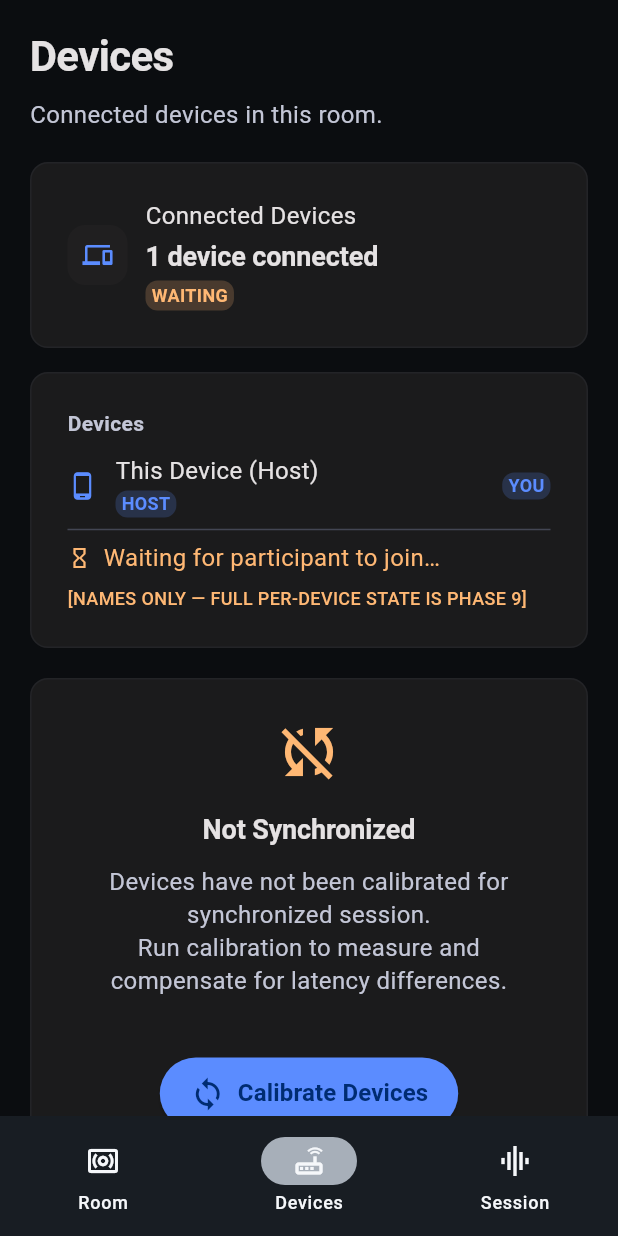
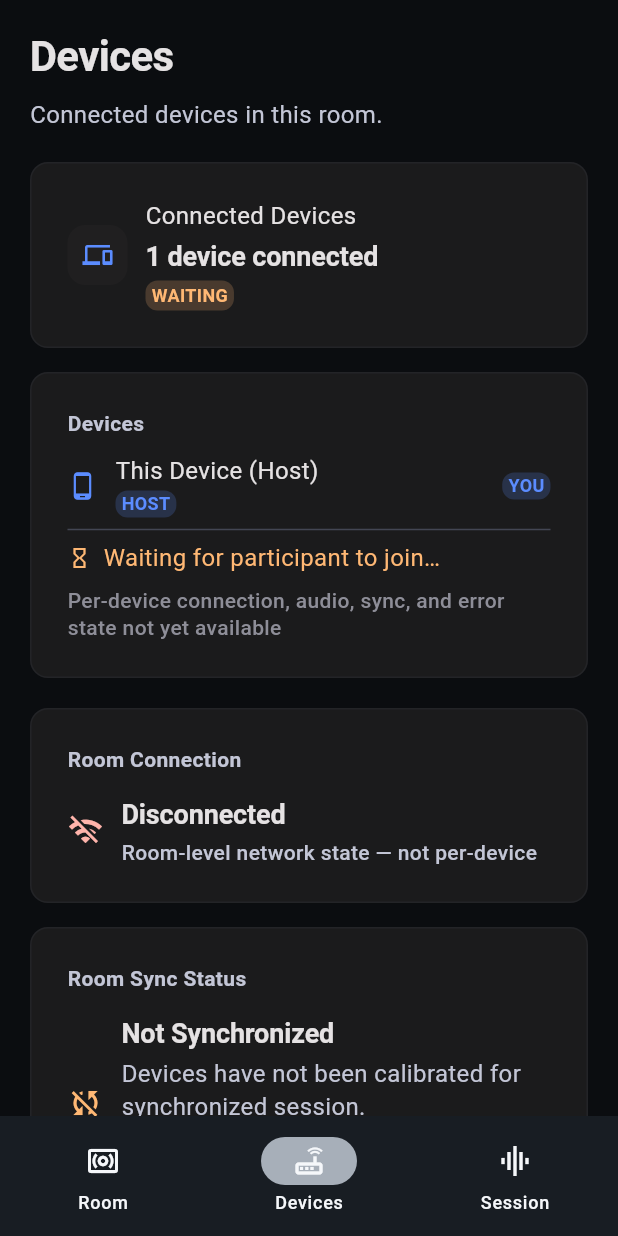
Before and after one commit to farazkayan/SoundMesh, a Flutter app: the RoomDevicesScreen screen opened by its route, on a phone screen of 412 x 824 dp. Run offline on Flutter 3.47's test engine with Material 3 defaults, Android fonts, the phone set to English and light mode, and no system bars; our stand-ins replace flutter_riverpod, qr_flutter; missing offline and left inert: mobile_scanner, purchases_flutter; Roboto replaces fonts that are missing (Geist).

Commit message:
Phase 9(MF)

```diff
--- a/app/analysis_options.yaml
+++ b/app/analysis_options.yaml
@@ -20,6 +20,7 @@ analyzer:
     - check_image.dart
     - check_legacy.dart
     - create_padded_icon.dart
+    - web/**
 
 linter:
   # The lint rules applied to this project can be customized in the
--- /dev/null
+++ b/app/lib/presentation/components/device_row.dart
@@ -0,0 +1,72 @@
+import 'package:flutter/material.dart';
+import 'package:soundmesh/core/design_system/index.dart';
+
+class DeviceRow extends StatelessWidget {
+  const DeviceRow({
+    super.key,
+    required this.name,
+    required this.role,
+    required this.roleColor,
+    required this.isCurrent,
+  });
+
+  final String name;
+  final String role;
+  final Color roleColor;
+  final bool isCurrent;
+
+  @override
+  Widget build(BuildContext context) {
+    return Row(
+      children: [
+        Icon(
+          isCurrent ? Icons.phone_android : Icons.phone_android_outlined,
+          size: 20,
+          color: isCurrent ? SMColors.soundmeshBlue : SMColors.secondaryText,
+        ),
+        SizedBox(width: SMSpacing.md),
+        Expanded(
+          child: Column(
+            crossAxisAlignment: CrossAxisAlignment.start,
+            children: [
+              Text(
+                name,
+                style: SMTypography.body.copyWith(color: SMColors.primaryText),
+              ),
+              SizedBox(height: 2),
+              Container(
+                padding: EdgeInsets.symmetric(horizontal: SMSpacing.xs, vertical: 1),
+                decoration: BoxDecoration(
+                  color: roleColor.withValues(alpha: 0.2),
+                  borderRadius: BorderRadius.circular(SMRadius.small),
+                ),
+                child: Text(
+                  role,
+                  style: SMTypography.metadata.copyWith(
+                    color: roleColor,
+                    fontWeight: FontWeight.w700,
+                  ),
+                ),
+              ),
+            ],
+          ),
+        ),
+        if (isCurrent)
+          Container(
+            padding: EdgeInsets.symmetric(horizontal: SMSpacing.xs, vertical: 1),
+            decoration: BoxDecoration(
+              color: SMColors.soundmeshBlue.withValues(alpha: 0.2),
+              borderRadius: BorderRadius.circular(SMRadius.small),
+            ),
+            child: Text(
+              'YOU',
+              style: SMTypography.metadata.copyWith(
+                color: SMColors.soundmeshBlue,
+                fontWeight: FontWeight.w700,
+              ),
+            ),
+          ),
+      ],
+    );
+  }
+}
--- a/app/lib/presentation/components/index.dart
+++ b/app/lib/presentation/components/index.dart
@@ -1,6 +1,7 @@
 export 'button.dart';
 export 'brand_logo.dart';
 export 'debug_state_controls.dart';
+export 'device_row.dart';
 export 'empty_state.dart';
 export 'icon_wrapper.dart';
 export 'loading_indicator.dart';
--- a/app/lib/presentation/screens/room_dashboard_screen.dart
+++ b/app/lib/presentation/screens/room_dashboard_screen.dart
@@ -4,10 +4,7 @@ import 'package:flutter_riverpod/flutter_riverpod.dart' hide StateProvider;
 import 'package:qr_flutter/qr_flutter.dart';
 import 'package:soundmesh/core/router/app_router.dart';
 import 'package:soundmesh/core/design_system/index.dart';
-import 'package:soundmesh/presentation/components/button.dart';
-import 'package:soundmesh/presentation/components/empty_state.dart';
-import 'package:soundmesh/presentation/components/loading_indicator.dart';
-import 'package:soundmesh/presentation/components/surface.dart';
+import 'package:soundmesh/presentation/components/index.dart';
 import 'package:soundmesh/presentation/state_compat.dart';
 import 'package:soundmesh/infrastructure/discovery/discovery_types.dart';
 import 'package:soundmesh/application/protocol.dart';
@@ -1096,7 +1093,7 @@ class RoomDashboardScreen extends ConsumerWidget {
             style: SMTypography.label.copyWith(color: SMColors.secondaryText),
           ),
           SizedBox(height: SMSpacing.md),
-          _DeviceRow(
+          DeviceRow(
             name: isHost ? 'This Device (Host)' : 'This Device (Participant)',
             role: isHost ? 'HOST' : 'PARTICIPANT',
             roleColor: isHost ? SMColors.soundmeshBlue : SMColors.secondaryText,
@@ -1104,7 +1101,7 @@ class RoomDashboardScreen extends ConsumerWidget {
           ),
           if (participantJoined) ...[
             Divider(color: SMColors.divider, height: SMSpacing.lg),
-            _DeviceRow(
+            DeviceRow(
               name: 'Participant',
               role: 'PARTICIPANT',
               roleColor: SMColors.secondaryText,
@@ -1129,8 +1126,8 @@ class RoomDashboardScreen extends ConsumerWidget {
           ],
           SizedBox(height: SMSpacing.sm),
           Text(
-            '[NAMES ONLY — FULL PER-DEVICE STATE IS PHASE 9]',
-            style: SMTypography.metadata.copyWith(color: SMColors.warning),
+            'Per-device connection, audio, sync, and error state not yet available',
+            style: SMTypography.caption.copyWith(color: SMColors.mutedText),
           ),
         ],
       ),
@@ -1352,72 +1349,3 @@ class RoomDashboardScreen extends ConsumerWidget {
     );
   }
 }
-
-class _DeviceRow extends StatelessWidget {
-  const _DeviceRow({
-    required this.name,
-    required this.role,
-    required this.roleColor,
-    required this.isCurrent,
-  });
-
-  final String name;
-  final String role;
-  final Color roleColor;
-  final bool isCurrent;
-
-  @override
-  Widget build(BuildContext context) {
-    return Row(
-      children: [
-        Icon(
-          isCurrent ? Icons.phone_android : Icons.phone_android_outlined,
-          size: 20,
-          color: isCurrent ? SMColors.soundmeshBlue : SMColors.secondaryText,
-        ),
-        SizedBox(width: SMSpacing.md),
-        Expanded(
-          child: Column(
-            crossAxisAlignment: CrossAxisAlignment.start,
-            children: [
-              Text(
-                name,
-                style: SMTypography.body.copyWith(color: SMColors.primaryText),
-              ),
-              SizedBox(height: 2),
-              Container(
-                padding: EdgeInsets.symmetric(horizontal: SMSpacing.xs, vertical: 1),
-                decoration: BoxDecoration(
-                  color: roleColor.withValues(alpha: 0.2),
-                  borderRadius: BorderRadius.circular(SMRadius.small),
-                ),
-                child: Text(
-                  role,
-                  style: SMTypography.metadata.copyWith(
-                    color: roleColor,
-                    fontWeight: FontWeight.w700,
-                  ),
-                ),
-              ),
-            ],
-          ),
-        ),
-        if (isCurrent)
-          Container(
-            padding: EdgeInsets.symmetric(horizontal: SMSpacing.xs, vertical: 1),
-            decoration: BoxDecoration(
-              color: SMColors.soundmeshBlue.withValues(alpha: 0.2),
-              borderRadius: BorderRadius.circular(SMRadius.small),
-            ),
-            child: Text(
-              'YOU',
-              style: SMTypography.metadata.copyWith(
-                color: SMColors.soundmeshBlue,
-                fontWeight: FontWeight.w700,
-              ),
-            ),
-          ),
-      ],
-    );
-  }
-}
--- a/app/lib/presentation/screens/room_devices_screen.dart
+++ b/app/lib/presentation/screens/room_devices_screen.dart
@@ -2,12 +2,10 @@ import 'package:flutter/material.dart';
 import 'package:flutter_riverpod/flutter_riverpod.dart' hide StateProvider;
 import 'package:soundmesh/core/design_system/index.dart';
 import 'package:soundmesh/core/router/app_router.dart';
-import 'package:soundmesh/presentation/components/button.dart';
-import 'package:soundmesh/presentation/components/empty_state.dart';
-import 'package:soundmesh/presentation/components/loading_indicator.dart';
-import 'package:soundmesh/presentation/components/surface.dart';
+import 'package:soundmesh/presentation/components/index.dart';
 import 'package:soundmesh/presentation/state_compat.dart';
 import 'package:soundmesh/application/providers/room_lifecycle_provider.dart';
+import 'package:soundmesh/application/repositories/network_repository.dart';
 
 class RoomDevicesScreen extends ConsumerWidget {
   const RoomDevicesScreen({super.key});
@@ -16,6 +14,7 @@ class RoomDevicesScreen extends ConsumerWidget {
   Widget build(BuildContext context, WidgetRef ref) {
     final appState = ref.watch(applicationStateProvider);
     final lifecycleState = ref.watch(roomLifecycleProvider);
+    final connectionState = ref.watch(networkRepositoryProvider.select((r) => r.currentState));
     final participantJoined = lifecycleState.participantJoined;
     final isHost = appState.isHost == true;
     final deviceCount = 1 + (participantJoined ? 1 : 0);
@@ -27,13 +26,13 @@ class RoomDevicesScreen extends ConsumerWidget {
             horizontal: SMSpacing.xl,
             vertical: SMSpacing.xl,
           ),
-          child: _buildContent(context, appState, lifecycleState, deviceCount, participantJoined, isHost),
+          child: _buildContent(context, appState, lifecycleState, connectionState, deviceCount, participantJoined, isHost),
         ),
       ),
     );
   }
 
-  Widget _buildContent(BuildContext context, ApplicationState appState, RoomLifecycleStateData lifecycleState, int deviceCount, bool participantJoined, bool isHost) {
+  Widget _buildContent(BuildContext context, ApplicationState appState, RoomLifecycleStateData lifecycleState, NetworkConnectionState connectionState, int deviceCount, bool participantJoined, bool isHost) {
     final state = appState.state;
 
     switch (state) {
@@ -56,7 +55,7 @@ class RoomDevicesScreen extends ConsumerWidget {
       case SMAppState.ready:
       case SMAppState.playing:
       case SMAppState.paused:
-        return _devicesContent(context, appState, lifecycleState, deviceCount, participantJoined, isHost);
+        return _devicesContent(context, appState, lifecycleState, connectionState, deviceCount, participantJoined, isHost);
 
       case SMAppState.stopping:
         return _stoppingContent(appState);
@@ -65,17 +64,60 @@ class RoomDevicesScreen extends ConsumerWidget {
       case SMAppState.idle:
       case SMAppState.creatingRoom:
       case SMAppState.joiningRoom:
-        return _devicesContent(context, appState, lifecycleState, deviceCount, participantJoined, isHost);
+        return _devicesContent(context, appState, lifecycleState, connectionState, deviceCount, participantJoined, isHost);
     }
   }
 
-  Widget _devicesContent(BuildContext context, ApplicationState appState, RoomLifecycleStateData lifecycleState, int deviceCount, bool participantJoined, bool isHost) {
+  Widget _devicesContent(BuildContext context, ApplicationState appState, RoomLifecycleStateData lifecycleState, NetworkConnectionState connectionState, int deviceCount, bool participantJoined, bool isHost) {
     final sync = appState.sync;
     final status = sync?.syncState ?? SMSyncStatus.unknown;
     final bool isSynchronized = status == SMSyncStatus.synchronized;
     final bool isCalibrating = status == SMSyncStatus.calibrating ||
         status == SMSyncStatus.preparing ||
         status == SMSyncStatus.resynchronizing;
+
+    // Room-level connection status (not per-device)
+    final String roomConnectionLabel;
+    final Color roomConnectionColor;
+    final IconData roomConnectionIcon;
+    switch (connectionState) {
+      case NetworkConnectionState.ready:
+        roomConnectionLabel = 'Connected';
+        roomConnectionColor = SMColors.success;
+        roomConnectionIcon = Icons.wifi;
+        break;
+      case NetworkConnectionState.handshaking:
+        roomConnectionLabel = 'Handshaking…';
+        roomConnectionColor = SMColors.warning;
+        roomConnectionIcon = Icons.sync;
+        break;
+      case NetworkConnectionState.listening:
+        roomConnectionLabel = isHost ? 'Listening for participant…' : 'Connecting…';
+        roomConnectionColor = SMColors.warning;
+        roomConnectionIcon = isHost ? Icons.wifi_tethering : Icons.wifi;
+        break;
+      case NetworkConnectionState.connecting:
+        roomConnectionLabel = 'Connecting…';
+        roomConnectionColor = SMColors.warning;
+        roomConnectionIcon = Icons.wifi;
+        break;
+      case NetworkConnectionState.reconnecting:
+        roomConnectionLabel = 'Reconnecting…';
+        roomConnectionColor = SMColors.warning;
+        roomConnectionIcon = Icons.sync;
+        break;
+      case NetworkConnectionState.failed:
+        roomConnectionLabel = 'Connection failed';
+        roomConnectionColor = SMColors.error;
+        roomConnectionIcon = Icons.wifi_off;
+        break;
+      case NetworkConnectionState.disconnected:
+      default:
+        roomConnectionLabel = 'Disconnected';
+        roomConnectionColor = SMColors.error;
+        roomConnectionIcon = Icons.wifi_off;
+        break;
+    }
 
     return Column(
       crossAxisAlignment: CrossAxisAlignment.stretch,
@@ -94,48 +136,101 @@ class RoomDevicesScreen extends ConsumerWidget {
         // Device count card
         _buildDeviceCountCard(deviceCount, participantJoined, isHost),
         SizedBox(height: SMSpacing.lg),
-        // Device list (names only)
+        // Device list (names + role only — no per-device state available)
         _buildDeviceListCard(participantJoined, isHost),
         SizedBox(height: SMSpacing.xl),
-        // Sync status card
+        // Room-level connection status card
         SMCard(
           elevated: true,
           child: Column(
+            crossAxisAlignment: CrossAxisAlignment.start,
+            children: [
+              Text(
+                'Room Connection',
+                style: SMTypography.label.copyWith(color: SMColors.secondaryText),
+              ),
+              SizedBox(height: SMSpacing.lg),
+              Row(
+                children: [
+                  Icon(
+                    roomConnectionIcon,
+                    size: SMDimensions.iconSize,
+                    color: roomConnectionColor,
+                  ),
+                  SizedBox(width: SMSpacing.md),
+                  Expanded(
+                    child: Column(
+                      crossAxisAlignment: CrossAxisAlignment.start,
+                      children: [
+                        Text(
+                          roomConnectionLabel,
+                          style: SMTypography.heading.copyWith(color: SMColors.primaryText),
+                        ),
+                        SizedBox(height: SMSpacing.xs),
+                        Text(
+                          'Room-level network state — not per-device',
+                          style: SMTypography.caption.copyWith(color: SMColors.secondaryText),
+                        ),
+                      ],
+                    ),
+                  ),
+                ],
+              ),
+            ],
+          ),
+        ),
+        SizedBox(height: SMSpacing.lg),
+        // Room-level sync status card
+        SMCard(
+          elevated: true,
+          child: Column(
+            crossAxisAlignment: CrossAxisAlignment.start,
+            children: [
+              Text(
+                'Room Sync Status',
+                style: SMTypography.label.copyWith(color: SMColors.secondaryText),
+              ),
+              SizedBox(height: SMSpacing.lg),
+              Row(
                 children: [
                   Icon(
                     isSynchronized
                         ? Icons.sync
                         : (isCalibrating ? Icons.sync : Icons.sync_disabled),
-                size: SMDimensions.emptyIconSize,
+                    size: SMDimensions.iconSize,
                     color: isSynchronized
                         ? SMColors.success
                         : (isCalibrating ? SMColors.warning : SMColors.warning),
                   ),
-              SizedBox(height: SMSpacing.lg),
+                  SizedBox(width: SMSpacing.md),
+                  Expanded(
+                    child: Column(
+                      crossAxisAlignment: CrossAxisAlignment.start,
+                      children: [
                         Text(
                           isSynchronized ? 'Synchronized' : 'Not Synchronized',
-                style: SMTypography.heading
-                    .copyWith(color: SMColors.primaryText),
+                          style: SMTypography.heading.copyWith(color: SMColors.primaryText),
                         ),
-              SizedBox(height: SMSpacing.md),
+                        SizedBox(height: SMSpacing.xs),
                         Text(
                           isSynchronized
                               ? 'Devices are calibrated and ready for synchronized session.'
-                    : 'Devices have not been calibrated for synchronized session.\n'
-                        'Run calibration to measure and compensate for latency differences.',
-                textAlign: TextAlign.center,
-                style: SMTypography.body
-                    .copyWith(color: SMColors.secondaryText),
+                              : 'Devices have not been calibrated for synchronized session.\nRun calibration to measure and compensate for latency differences.',
+                          style: SMTypography.body.copyWith(color: SMColors.secondaryText),
                         ),
-              SizedBox(height: SMSpacing.xl),
-              if (isSynchronized && sync != null && sync.offsetMs != null)
+                      ],
+                    ),
+                  ),
+                ],
+              ),
+              if (isSynchronized && sync != null && sync.offsetMs != null) ...[
+                SizedBox(height: SMSpacing.lg),
                 Text(
-                  'Offset: ${sync.offsetMs!.toStringAsFixed(1)} ms · '
-                  'Drift: ${sync.driftMsPerSecond?.toStringAsFixed(2) ?? "?"} ms/s',
-                  style: SMTypography.caption
-                      .copyWith(color: SMColors.secondaryText),
+                  'Offset: ${sync.offsetMs!.toStringAsFixed(1)} ms · Drift: ${sync.driftMsPerSecond?.toStringAsFixed(2) ?? "?"} ms/s',
+                  style: SMTypography.caption.copyWith(color: SMColors.secondaryText),
                 ),
-              SizedBox(height: SMSpacing.xl),
+              ],
+              SizedBox(height: SMSpacing.lg),
               SMButton(
                 text: isSynchronized ? 'Re-calibrate' : 'Calibrate Devices',
                 icon: isCalibrating ? Icons.sync : Icons.sync,
@@ -152,18 +247,13 @@ class RoomDevicesScreen extends ConsumerWidget {
                 Text(
                   'Calibrating…',
                   textAlign: TextAlign.center,
-                  style: SMTypography.caption
-                      .copyWith(color: SMColors.secondaryText),
+                  style: SMTypography.caption.copyWith(color: SMColors.secondaryText),
                 ),
               ],
               SizedBox(height: SMSpacing.lg),
-              const Text(
+              Text(
                 '[UI SCAFFOLDING — NO REAL CALIBRATION LOGIC]',
-                style: TextStyle(
-                  fontSize: 12,
-                  fontWeight: FontWeight.w600,
-                  color: SMColors.warning,
-                ),
+                style: SMTypography.metadata.copyWith(color: SMColors.warning),
               ),
             ],
           ),
@@ -265,7 +355,7 @@ class RoomDevicesScreen extends ConsumerWidget {
             style: SMTypography.label.copyWith(color: SMColors.secondaryText),
           ),
           SizedBox(height: SMSpacing.md),
-          _DeviceRow(
+          DeviceRow(
             name: isHost ? 'This Device (Host)' : 'This Device (Participant)',
             role: isHost ? 'HOST' : 'PARTICIPANT',
             roleColor: isHost ? SMColors.soundmeshBlue : SMColors.secondaryText,
@@ -273,7 +363,7 @@ class RoomDevicesScreen extends ConsumerWidget {
           ),
           if (participantJoined) ...[
             Divider(color: SMColors.divider, height: SMSpacing.lg),
-            _DeviceRow(
+            DeviceRow(
               name: 'Participant',
               role: 'PARTICIPANT',
               roleColor: SMColors.secondaryText,
@@ -298,8 +388,8 @@ class RoomDevicesScreen extends ConsumerWidget {
           ],
           SizedBox(height: SMSpacing.sm),
           Text(
-            '[NAMES ONLY — FULL PER-DEVICE STATE IS PHASE 9]',
-            style: SMTypography.metadata.copyWith(color: SMColors.warning),
+            'Per-device connection, audio, sync, and error state not yet available',
+            style: SMTypography.caption.copyWith(color: SMColors.mutedText),
           ),
         ],
       ),
@@ -358,72 +448,3 @@ class RoomDevicesScreen extends ConsumerWidget {
     );
   }
 }
-
-class _DeviceRow extends StatelessWidget {
-  const _DeviceRow({
-    required this.name,
-    required this.role,
-    required this.roleColor,
-    required this.isCurrent,
-  });
-
-  final String name;
-  final String role;
-  final Color roleColor;
-  final bool isCurrent;
-
-  @override
-  Widget build(BuildContext context) {
-    return Row(
-      children: [
-        Icon(
-          isCurrent ? Icons.phone_android : Icons.phone_android_outlined,
-          size: 20,
-          color: isCurrent ? SMColors.soundmeshBlue : SMColors.secondaryText,
-        ),
-        SizedBox(width: SMSpacing.md),
-        Expanded(
-          child: Column(
-            crossAxisAlignment: CrossAxisAlignment.start,
-            children: [
-              Text(
-                name,
-                style: SMTypography.body.copyWith(color: SMColors.primaryText),
-              ),
-              SizedBox(height: 2),
-              Container(
-                padding: EdgeInsets.symmetric(horizontal: SMSpacing.xs, vertical: 1),
-                decoration: BoxDecoration(
-                  color: roleColor.withValues(alpha: 0.2),
-                  borderRadius: BorderRadius.circular(SMRadius.small),
-                ),
-                child: Text(
-                  role,
-                  style: SMTypography.metadata.copyWith(
-                    color: roleColor,
-                    fontWeight: FontWeight.w700,
-                  ),
-                ),
-              ),
-            ],
-          ),
-        ),
-        if (isCurrent)
-          Container(
-            padding: EdgeInsets.symmetric(horizontal: SMSpacing.xs, vertical: 1),
-            decoration: BoxDecoration(
-              color: SMColors.soundmeshBlue.withValues(alpha: 0.2),
-              borderRadius: BorderRadius.circular(SMRadius.small),
-            ),
-            child: Text(
-              'YOU',
-              style: SMTypography.metadata.copyWith(
-                color: SMColors.soundmeshBlue,
-                fontWeight: FontWeight.w700,
-              ),
-            ),
-          ),
-      ],
-    );
-  }
-}
```
Also changed, not shown: app/pubspec.lock, 8 other files. Lines whose indentation alone changed are shown as unchanged.
